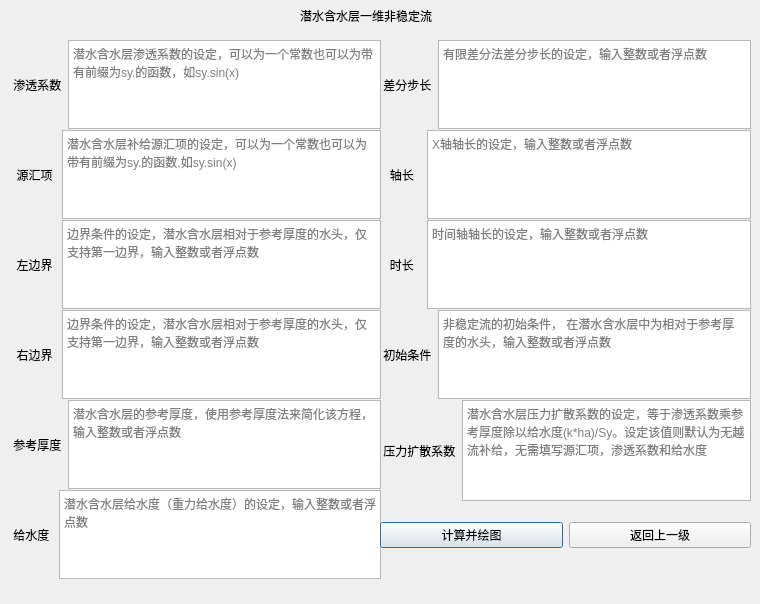
Before: the Qt Designer form ui/oduausf.ui in Yulei-3005240023/FDM_groundwater, drawn with Qt 5.
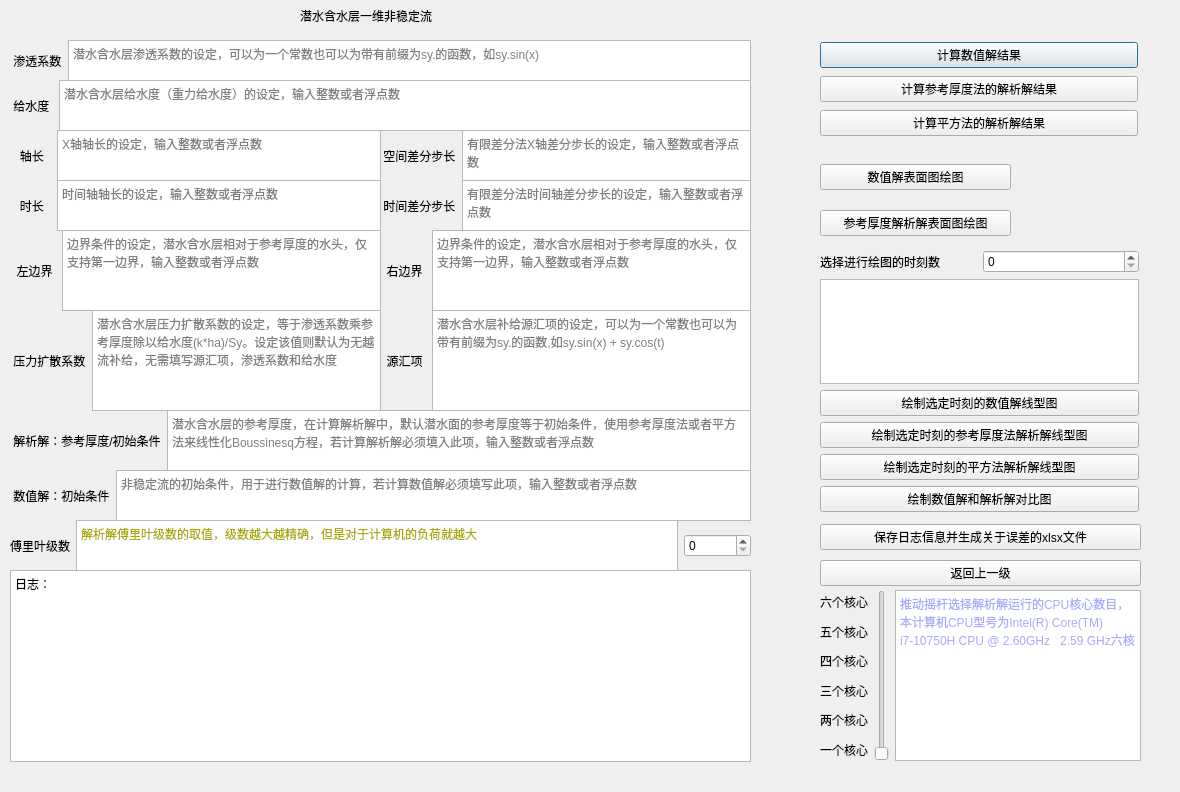
After: the same form once the commit is applied.

```diff
--- a/ui/oduausf.ui
+++ b/ui/oduausf.ui
@@ -9,8 +9,8 @@
    <rect>
     <x>0</x>
     <y>0</y>
-    <width>760</width>
-    <height>604</height>
+    <width>1180</width>
+    <height>792</height>
    </rect>
   </property>
   <property name="windowTitle">
@@ -37,8 +37,8 @@
     <rect>
      <x>10</x>
      <y>40</y>
-     <width>371</width>
-     <height>89</height>
+     <width>741</width>
+     <height>41</height>
     </rect>
    </property>
    <layout class="QHBoxLayout" name="horizontalLayout">
@@ -61,10 +61,10 @@
   <widget class="QWidget" name="horizontalLayoutWidget_2">
    <property name="geometry">
     <rect>
-     <x>10</x>
-     <y>130</y>
+     <x>380</x>
+     <y>310</y>
      <width>371</width>
-     <height>89</height>
+     <height>101</height>
     </rect>
    </property>
    <layout class="QHBoxLayout" name="horizontalLayout_2">
@@ -78,7 +78,7 @@
     <item>
      <widget class="QTextEdit" name="leakage_recharge">
       <property name="placeholderText">
-       <string>潜水含水层补给源汇项的设定，可以为一个常数也可以为带有前缀为sy.的函数,如sy.sin(x)</string>
+       <string>潜水含水层补给源汇项的设定，可以为一个常数也可以为带有前缀为sy.的函数,如sy.sin(x) + sy.cos(t)</string>
       </property>
      </widget>
     </item>
@@ -88,9 +88,9 @@
    <property name="geometry">
     <rect>
      <x>10</x>
-     <y>220</y>
+     <y>230</y>
      <width>371</width>
-     <height>89</height>
+     <height>81</height>
     </rect>
    </property>
    <layout class="QHBoxLayout" name="horizontalLayout_3">
@@ -113,10 +113,10 @@
   <widget class="QWidget" name="horizontalLayoutWidget_4">
    <property name="geometry">
     <rect>
-     <x>10</x>
-     <y>310</y>
+     <x>380</x>
+     <y>230</y>
      <width>371</width>
-     <height>89</height>
+     <height>81</height>
     </rect>
    </property>
    <layout class="QHBoxLayout" name="horizontalLayout_4">
@@ -140,23 +140,23 @@
    <property name="geometry">
     <rect>
      <x>380</x>
-     <y>40</y>
+     <y>130</y>
      <width>371</width>
-     <height>89</height>
+     <height>51</height>
     </rect>
    </property>
    <layout class="QHBoxLayout" name="horizontalLayout_5">
     <item>
      <widget class="QLabel" name="label_6">
       <property name="text">
-       <string> 差分步长</string>
+       <string> 空间差分步长</string>
       </property>
      </widget>
     </item>
     <item>
      <widget class="QTextEdit" name="step_length">
       <property name="placeholderText">
-       <string>有限差分法差分步长的设定，输入整数或者浮点数</string>
+       <string>有限差分法X轴差分步长的设定，输入整数或者浮点数</string>
       </property>
      </widget>
     </item>
@@ -165,10 +165,10 @@
   <widget class="QWidget" name="horizontalLayoutWidget_6">
    <property name="geometry">
     <rect>
-     <x>380</x>
+     <x>10</x>
      <y>130</y>
      <width>371</width>
-     <height>89</height>
+     <height>51</height>
     </rect>
    </property>
    <layout class="QHBoxLayout" name="horizontalLayout_6">
@@ -192,23 +192,23 @@
    <property name="geometry">
     <rect>
      <x>10</x>
-     <y>400</y>
-     <width>371</width>
-     <height>89</height>
+     <y>410</y>
+     <width>741</width>
+     <height>61</height>
     </rect>
    </property>
    <layout class="QHBoxLayout" name="horizontalLayout_7">
     <item>
      <widget class="QLabel" name="label_8">
       <property name="text">
-       <string> 参考厚度</string>
+       <string> 解析解：参考厚度/初始条件</string>
       </property>
      </widget>
     </item>
     <item>
      <widget class="QTextEdit" name="reference_thickness">
       <property name="placeholderText">
-       <string>潜水含水层的参考厚度，使用参考厚度法来简化该方程，输入整数或者浮点数</string>
+       <string>潜水含水层的参考厚度，在计算解析解中，默认潜水面的参考厚度等于初始条件，使用参考厚度法或者平方法来线性化Boussinesq方程，若计算解析解必须填入此项，输入整数或者浮点数</string>
       </property>
      </widget>
     </item>
@@ -217,24 +217,24 @@
   <widget class="QWidget" name="horizontalLayoutWidget_8">
    <property name="geometry">
     <rect>
-     <x>380</x>
-     <y>310</y>
-     <width>371</width>
-     <height>89</height>
+     <x>10</x>
+     <y>470</y>
+     <width>741</width>
+     <height>51</height>
     </rect>
    </property>
    <layout class="QHBoxLayout" name="horizontalLayout_8">
     <item>
      <widget class="QLabel" name="label_9">
       <property name="text">
-       <string> 初始条件</string>
+       <string> 数值解：初始条件</string>
       </property>
      </widget>
     </item>
     <item>
      <widget class="QTextEdit" name="initial_condition">
       <property name="placeholderText">
-       <string>非稳定流的初始条件， 在潜水含水层中为相对于参考厚度的水头，输入整数或者浮点数</string>
+       <string>非稳定流的初始条件，用于进行数值解的计算，若计算数值解必须填写此项，输入整数或者浮点数</string>
       </property>
      </widget>
     </item>
@@ -243,10 +243,10 @@
   <widget class="QWidget" name="horizontalLayoutWidget_9">
    <property name="geometry">
     <rect>
-     <x>380</x>
-     <y>220</y>
+     <x>10</x>
+     <y>180</y>
      <width>371</width>
-     <height>89</height>
+     <height>51</height>
     </rect>
    </property>
    <layout class="QHBoxLayout" name="horizontalLayout_9">
@@ -269,8 +269,8 @@
   <widget class="QWidget" name="horizontalLayoutWidget_11">
    <property name="geometry">
     <rect>
-     <x>380</x>
-     <y>400</y>
+     <x>10</x>
+     <y>310</y>
      <width>371</width>
      <height>101</height>
     </rect>
@@ -296,9 +296,9 @@
    <property name="geometry">
     <rect>
      <x>10</x>
-     <y>490</y>
-     <width>371</width>
-     <height>89</height>
+     <y>80</y>
+     <width>741</width>
+     <height>51</height>
     </rect>
    </property>
    <layout class="QHBoxLayout" name="horizontalLayout_12">
@@ -322,16 +322,155 @@
    <property name="geometry">
     <rect>
      <x>380</x>
-     <y>500</y>
+     <y>180</y>
      <width>371</width>
+     <height>51</height>
+    </rect>
+   </property>
+   <layout class="QHBoxLayout" name="horizontalLayout_13">
+    <item>
+     <widget class="QLabel" name="label_14">
+      <property name="text">
+       <string> 时间差分步长</string>
+      </property>
+     </widget>
+    </item>
+    <item>
+     <widget class="QTextEdit" name="step_time">
+      <property name="placeholderText">
+       <string>有限差分法时间轴差分步长的设定，输入整数或者浮点数</string>
+      </property>
+     </widget>
+    </item>
+   </layout>
+  </widget>
+  <widget class="QWidget" name="horizontalLayoutWidget_14">
+   <property name="geometry">
+    <rect>
+     <x>10</x>
+     <y>520</y>
+     <width>741</width>
+     <height>51</height>
+    </rect>
+   </property>
+   <layout class="QHBoxLayout" name="horizontalLayout_14">
+    <item>
+     <widget class="QLabel" name="label_11">
+      <property name="text">
+       <string>傅里叶级数</string>
+      </property>
+     </widget>
+    </item>
+    <item>
+     <widget class="QTextBrowser" name="textBrowser_3">
+      <property name="html">
+       <string>&lt;!DOCTYPE HTML PUBLIC &quot;-//W3C//DTD HTML 4.0//EN&quot; &quot;http://www.w3.org/TR/REC-html40/strict.dtd&quot;&gt;
+&lt;html&gt;&lt;head&gt;&lt;meta name=&quot;qrichtext&quot; content=&quot;1&quot; /&gt;&lt;style type=&quot;text/css&quot;&gt;
+p, li { white-space: pre-wrap; }
+&lt;/style&gt;&lt;/head&gt;&lt;body style=&quot; font-family:'SimSun'; font-size:9pt; font-weight:400; font-style:normal;&quot;&gt;
+&lt;p style=&quot; margin-top:0px; margin-bottom:0px; margin-left:0px; margin-right:0px; -qt-block-indent:0; text-indent:0px;&quot;&gt;&lt;span style=&quot; color:#aaaa00;&quot;&gt;解析解傅里叶级数的取值，级数越大越精确，但是对于计算机的负荷就越大&lt;/span&gt;&lt;/p&gt;&lt;/body&gt;&lt;/html&gt;</string>
+      </property>
+     </widget>
+    </item>
+    <item>
+     <widget class="QSpinBox" name="spinBox_fourier_series">
+      <property name="maximum">
+       <number>1000000</number>
+      </property>
+     </widget>
+    </item>
+   </layout>
+  </widget>
+  <widget class="QTextBrowser" name="textBrowser">
+   <property name="geometry">
+    <rect>
+     <x>10</x>
+     <y>570</y>
+     <width>741</width>
+     <height>192</height>
+    </rect>
+   </property>
+   <property name="html">
+    <string>&lt;!DOCTYPE HTML PUBLIC &quot;-//W3C//DTD HTML 4.0//EN&quot; &quot;http://www.w3.org/TR/REC-html40/strict.dtd&quot;&gt;
+&lt;html&gt;&lt;head&gt;&lt;meta name=&quot;qrichtext&quot; content=&quot;1&quot; /&gt;&lt;style type=&quot;text/css&quot;&gt;
+p, li { white-space: pre-wrap; }
+&lt;/style&gt;&lt;/head&gt;&lt;body style=&quot; font-family:'SimSun'; font-size:9pt; font-weight:400; font-style:normal;&quot;&gt;
+&lt;p style=&quot; margin-top:0px; margin-bottom:0px; margin-left:0px; margin-right:0px; -qt-block-indent:0; text-indent:0px;&quot;&gt;日志：&lt;/p&gt;&lt;/body&gt;&lt;/html&gt;</string>
+   </property>
+  </widget>
+  <widget class="QWidget" name="verticalLayoutWidget_4">
+   <property name="geometry">
+    <rect>
+     <x>820</x>
+     <y>40</y>
+     <width>318</width>
+     <height>100</height>
+    </rect>
+   </property>
+   <layout class="QVBoxLayout" name="verticalLayout_6">
+    <item>
+     <widget class="QPushButton" name="solve">
+      <property name="text">
+       <string>计算数值解结果</string>
+      </property>
+     </widget>
+    </item>
+    <item>
+     <widget class="QPushButton" name="solve_reference_thickness_method">
+      <property name="text">
+       <string>计算参考厚度法的解析解结果</string>
+      </property>
+     </widget>
+    </item>
+    <item>
+     <widget class="QPushButton" name="solve_square_method">
+      <property name="text">
+       <string>计算平方法的解析解结果</string>
+      </property>
+     </widget>
+    </item>
+   </layout>
+  </widget>
+  <widget class="QWidget" name="verticalLayoutWidget_2">
+   <property name="geometry">
+    <rect>
+     <x>820</x>
+     <y>150</y>
+     <width>191</width>
+     <height>100</height>
+    </rect>
+   </property>
+   <layout class="QVBoxLayout" name="verticalLayout_2">
+    <item>
+     <widget class="QPushButton" name="draw_solve_surface">
+      <property name="text">
+       <string>数值解表面图绘图</string>
+      </property>
+     </widget>
+    </item>
+    <item>
+     <widget class="QPushButton" name="draw_solve_reference_thickness_method_surface">
+      <property name="text">
+       <string>参考厚度解析解表面图绘图</string>
+      </property>
+     </widget>
+    </item>
+   </layout>
+  </widget>
+  <widget class="QWidget" name="verticalLayoutWidget_5">
+   <property name="geometry">
+    <rect>
+     <x>820</x>
+     <y>520</y>
+     <width>321</width>
      <height>71</height>
     </rect>
    </property>
-   <layout class="QHBoxLayout" name="horizontalLayout_10">
+   <layout class="QVBoxLayout" name="verticalLayout_5">
     <item>
-     <widget class="QPushButton" name="draw">
+     <widget class="QPushButton" name="save_date">
       <property name="text">
-       <string>计算并绘图</string>
+       <string>保存日志信息并生成关于误差的xlsx文件</string>
       </property>
      </widget>
     </item>
@@ -344,6 +483,148 @@
     </item>
    </layout>
   </widget>
+  <widget class="QWidget" name="gridLayoutWidget">
+   <property name="geometry">
+    <rect>
+     <x>820</x>
+     <y>250</y>
+     <width>319</width>
+     <height>262</height>
+    </rect>
+   </property>
+   <layout class="QGridLayout" name="gridLayout">
+    <item row="4" column="0">
+     <widget class="QPushButton" name="draw_solve_reference_thickness_line">
+      <property name="text">
+       <string>绘制选定时刻的参考厚度法解析解线型图</string>
+      </property>
+     </widget>
+    </item>
+    <item row="3" column="0">
+     <widget class="QPushButton" name="draw_solve_line">
+      <property name="text">
+       <string>绘制选定时刻的数值解线型图</string>
+      </property>
+     </widget>
+    </item>
+    <item row="6" column="0">
+     <widget class="QPushButton" name="draw_complete">
+      <property name="text">
+       <string>绘制数值解和解析解对比图</string>
+      </property>
+     </widget>
+    </item>
+    <item row="1" column="0">
+     <layout class="QHBoxLayout" name="horizontalLayout_15">
+      <item>
+       <widget class="QLabel" name="label_15">
+        <property name="text">
+         <string>选择进行绘图的时刻数</string>
+        </property>
+       </widget>
+      </item>
+      <item>
+       <widget class="QSpinBox" name="spinBox_time"/>
+      </item>
+     </layout>
+    </item>
+    <item row="2" column="0">
+     <widget class="QTextBrowser" name="textBrowser_time"/>
+    </item>
+    <item row="5" column="0">
+     <widget class="QPushButton" name="draw_solve_square_line">
+      <property name="text">
+       <string>绘制选定时刻的平方法解析解线型图</string>
+      </property>
+     </widget>
+    </item>
+   </layout>
+  </widget>
+  <widget class="QWidget" name="horizontalLayoutWidget_15">
+   <property name="geometry">
+    <rect>
+     <x>820</x>
+     <y>590</y>
+     <width>321</width>
+     <height>171</height>
+    </rect>
+   </property>
+   <layout class="QHBoxLayout" name="horizontalLayout_16">
+    <item>
+     <layout class="QVBoxLayout" name="verticalLayout_4">
+      <item>
+       <widget class="QLabel" name="label_16">
+        <property name="text">
+         <string>六个核心</string>
+        </property>
+       </widget>
+      </item>
+      <item>
+       <widget class="QLabel" name="label_19">
+        <property name="text">
+         <string>五个核心</string>
+        </property>
+       </widget>
+      </item>
+      <item>
+       <widget class="QLabel" name="label_18">
+        <property name="text">
+         <string>四个核心</string>
+        </property>
+       </widget>
+      </item>
+      <item>
+       <widget class="QLabel" name="label_20">
+        <property name="text">
+         <string>三个核心</string>
+        </property>
+       </widget>
+      </item>
+      <item>
+       <widget class="QLabel" name="label_17">
+        <property name="text">
+         <string>两个核心</string>
+        </property>
+       </widget>
+      </item>
+      <item>
+       <widget class="QLabel" name="label_21">
+        <property name="text">
+         <string>一个核心</string>
+        </property>
+       </widget>
+      </item>
+     </layout>
+    </item>
+    <item>
+     <widget class="QSlider" name="verticalSlider">
+      <property name="minimum">
+       <number>1</number>
+      </property>
+      <property name="maximum">
+       <number>6</number>
+      </property>
+      <property name="value">
+       <number>1</number>
+      </property>
+      <property name="orientation">
+       <enum>Qt::Vertical</enum>
+      </property>
+     </widget>
+    </item>
+    <item>
+     <widget class="QTextBrowser" name="textBrowser_2">
+      <property name="html">
+       <string>&lt;!DOCTYPE HTML PUBLIC &quot;-//W3C//DTD HTML 4.0//EN&quot; &quot;http://www.w3.org/TR/REC-html40/strict.dtd&quot;&gt;
+&lt;html&gt;&lt;head&gt;&lt;meta name=&quot;qrichtext&quot; content=&quot;1&quot; /&gt;&lt;style type=&quot;text/css&quot;&gt;
+p, li { white-space: pre-wrap; }
+&lt;/style&gt;&lt;/head&gt;&lt;body style=&quot; font-family:'SimSun'; font-size:9pt; font-weight:400; font-style:normal;&quot;&gt;
+&lt;p style=&quot; margin-top:0px; margin-bottom:0px; margin-left:0px; margin-right:0px; -qt-block-indent:0; text-indent:0px;&quot;&gt;&lt;span style=&quot; color:#aaaaff;&quot;&gt;推动摇杆选择解析解运行的CPU核心数目，本计算机CPU型号为Intel(R) Core(TM) i7-10750H CPU @ 2.60GHz   2.59 GHz六核&lt;/span&gt;&lt;/p&gt;&lt;/body&gt;&lt;/html&gt;</string>
+      </property>
+     </widget>
+    </item>
+   </layout>
+  </widget>
  </widget>
  <resources/>
  <connections/>
```
Left out of the diff: 4 changed lines with no effect on the pictures.
